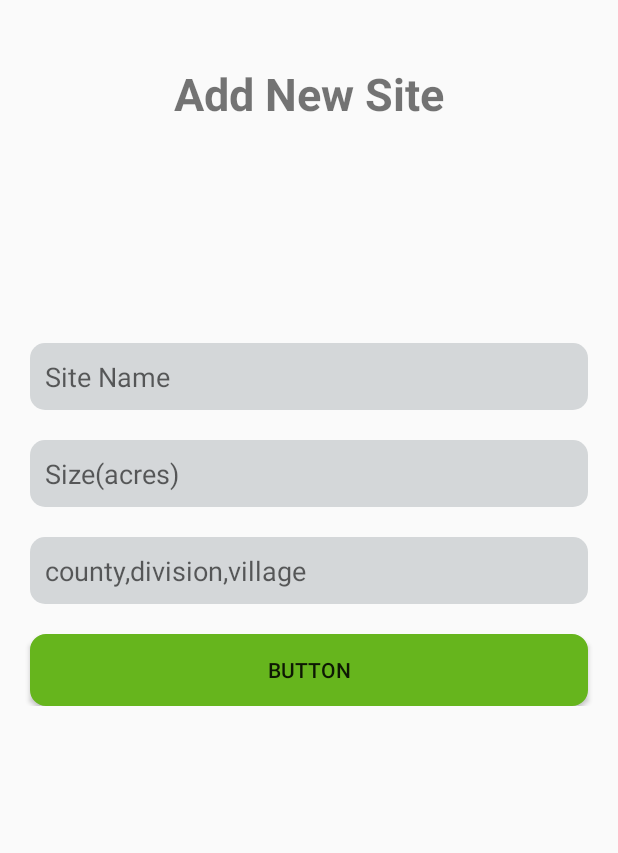
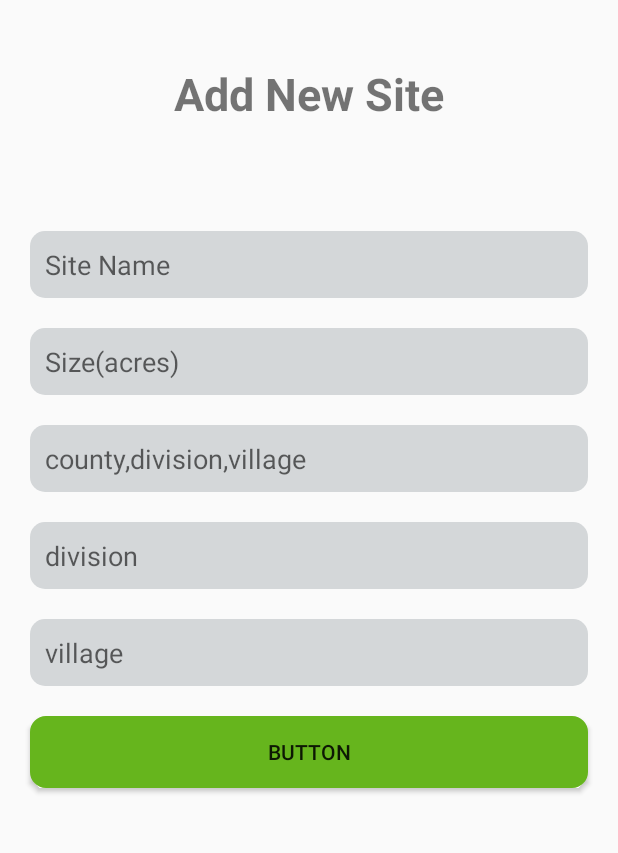
Before and after one commit to Shiezy/CropCheck, an Android app: the AddSiteActivity screen opened directly, with no data from a screen before it, on a phone screen of 412 x 824 dp, the part 358-1211 px from its top. Run offline under Robolectric (Android 15) with nearby library versions, the phone set to English and light mode, and no system bars; network calls fail.

Commit message:
adding site button

```diff
--- a/app/src/main/java/com/example/cropcheck/MainActivity.java
+++ b/app/src/main/java/com/example/cropcheck/MainActivity.java
@@ -63,6 +63,16 @@ public class MainActivity extends AppCompatActivity {
             }
         });
 
+        Button siteBtn = (Button)findViewById(R.id.sites);
+
+        siteBtn.setOnClickListener(new View.OnClickListener() {
+            @Override
+            public void onClick(View v) {
+                startActivity(new Intent(MainActivity.this, AddSiteActivity.class));
+            }
+        });
+
+
         username = findViewById(R.id.username);
         natid = findViewById(R.id.natid);
 
--- a/app/src/main/res/layout/activity_add_site.xml
+++ b/app/src/main/res/layout/activity_add_site.xml
@@ -76,7 +76,7 @@
             android:inputType="textPersonName" />
 
         <EditText
-            android:id="@+id/editText3"
+            android:id="@+id/county"
             android:layout_width="match_parent"
             android:layout_height="wrap_content"
             android:layout_marginLeft="@dimen/twenty"
@@ -86,6 +86,29 @@
             android:ems="10"
             android:hint="county,division,village"
             android:inputType="textPersonName" />
+        <EditText
+            android:id="@+id/division"
+            android:layout_width="match_parent"
+            android:layout_height="wrap_content"
+            android:layout_marginLeft="@dimen/twenty"
+            android:layout_marginTop="@dimen/twenty"
+            android:layout_marginRight="@dimen/twenty"
+            android:background="@drawable/rounded_edit_text"
+            android:ems="10"
+            android:hint="division"
+            android:inputType="textPersonName" />
+
+        <EditText
+            android:id="@+id/village"
+            android:layout_width="match_parent"
+            android:layout_height="wrap_content"
+            android:layout_marginLeft="@dimen/twenty"
+            android:layout_marginTop="@dimen/twenty"
+            android:layout_marginRight="@dimen/twenty"
+            android:background="@drawable/rounded_edit_text"
+            android:ems="10"
+            android:hint="village"
+            android:inputType="textPersonName" />
 
         <Button
             android:id="@+id/button"
@@ -94,6 +117,7 @@
             android:layout_marginLeft="@dimen/twenty"
             android:layout_marginTop="@dimen/twenty"
             android:layout_marginRight="@dimen/twenty"
+            android:layout_marginBottom="20dp"
             android:background="@drawable/buttons"
             android:text="Button" />
 
--- a/app/src/main/res/layout/activity_register.xml
+++ b/app/src/main/res/layout/activity_register.xml
@@ -122,6 +122,7 @@
                 android:layout_marginLeft="@dimen/twenty"
                 android:layout_marginTop="@dimen/twenty"
                 android:layout_marginRight="@dimen/twenty"
+                android:layout_marginBottom="20dp"
                 android:background="@drawable/buttons"
                 android:text="Sign Up" />
 
```
